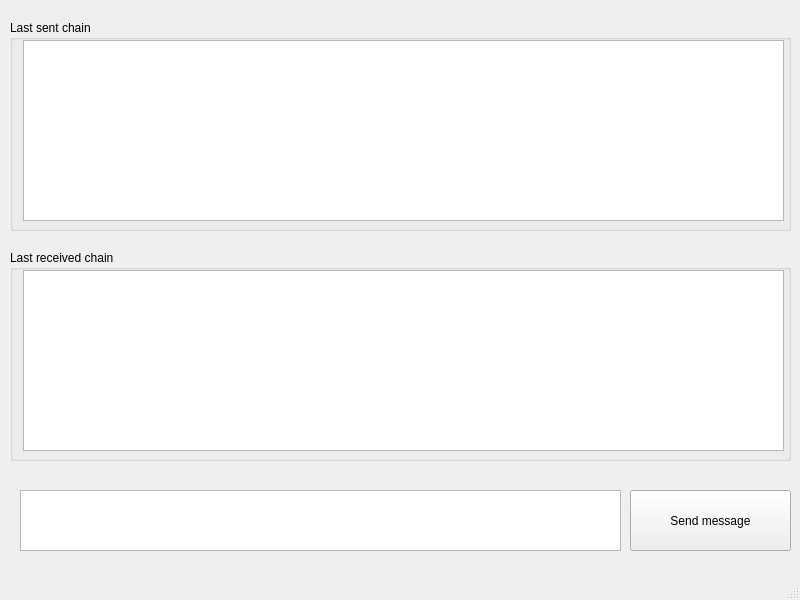
This is clientUI.ui in RadoslawDebinski/RS232 as Qt 5 draws it before an edit. The edited form follows.
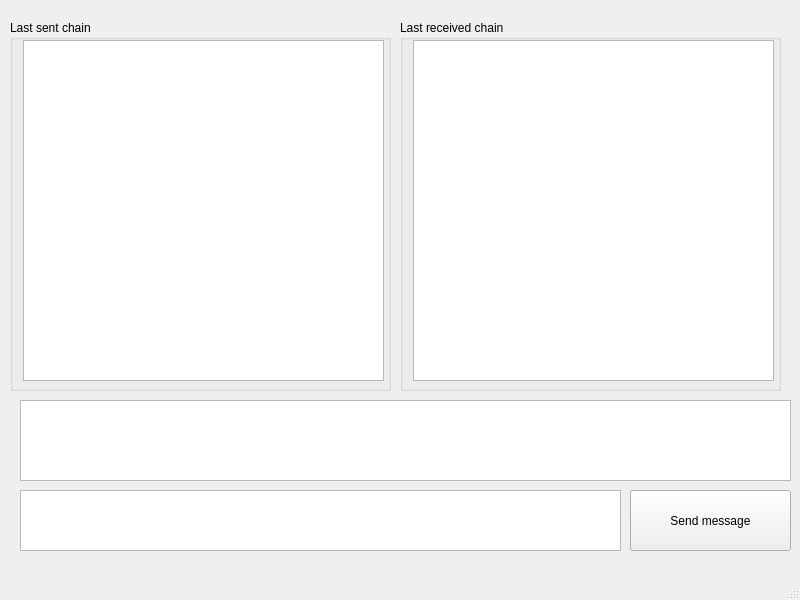
This is the edited form.

Commit message: Feature: - new view of UI for client and operator; - updated receive and send methods in client; - usage of TCP/IP to simulate Data-bus for RS232.

Diff of the .ui file:
```diff
--- a/clientUI.ui
+++ b/clientUI.ui
@@ -42,8 +42,8 @@
      <rect>
       <x>10</x>
       <y>20</y>
-      <width>781</width>
-      <height>211</height>
+      <width>381</width>
+      <height>371</height>
      </rect>
     </property>
     <property name="title">
@@ -54,8 +54,8 @@
       <rect>
        <x>13</x>
        <y>20</y>
-       <width>761</width>
-       <height>181</height>
+       <width>361</width>
+       <height>341</height>
       </rect>
      </property>
     </widget>
@@ -63,10 +63,10 @@
    <widget class="QGroupBox" name="groupBox_2">
     <property name="geometry">
      <rect>
-      <x>10</x>
-      <y>250</y>
-      <width>781</width>
-      <height>211</height>
+      <x>400</x>
+      <y>20</y>
+      <width>381</width>
+      <height>371</height>
      </rect>
     </property>
     <property name="title">
@@ -77,12 +77,22 @@
       <rect>
        <x>13</x>
        <y>20</y>
-       <width>761</width>
-       <height>181</height>
+       <width>361</width>
+       <height>341</height>
       </rect>
      </property>
     </widget>
    </widget>
+   <widget class="QTextEdit" name="textEdit_4">
+    <property name="geometry">
+     <rect>
+      <x>20</x>
+      <y>400</y>
+      <width>771</width>
+      <height>81</height>
+     </rect>
+    </property>
+   </widget>
   </widget>
   <widget class="QStatusBar" name="statusbar"/>
  </widget>
```
The commit also changes 4 other files.
